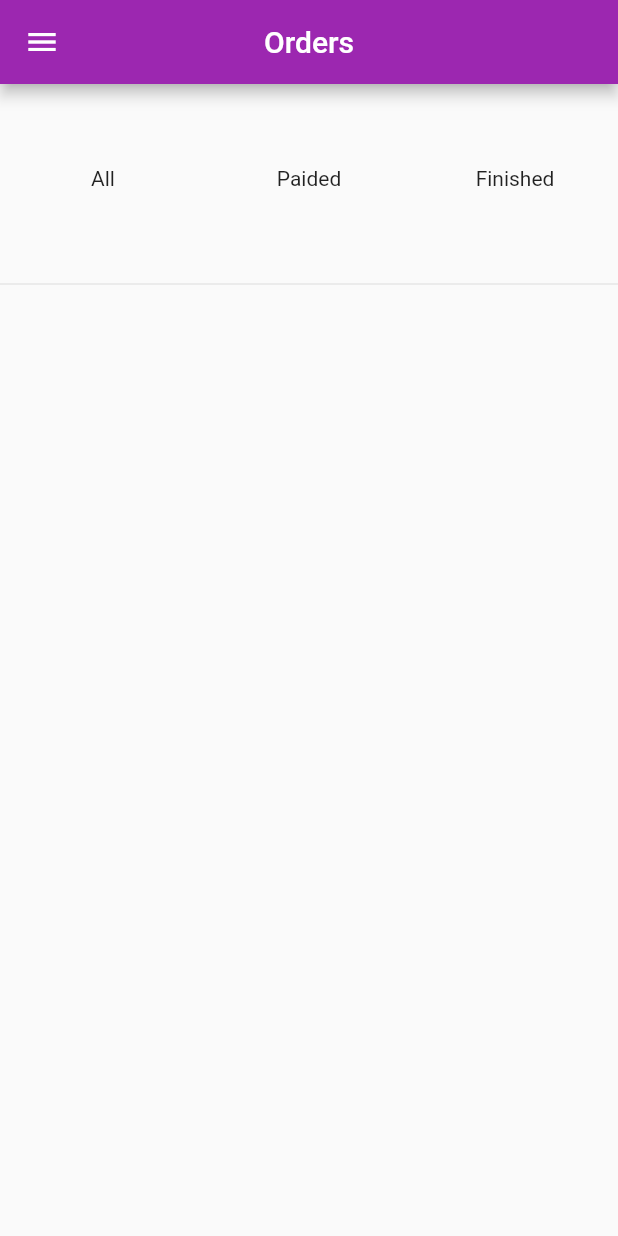
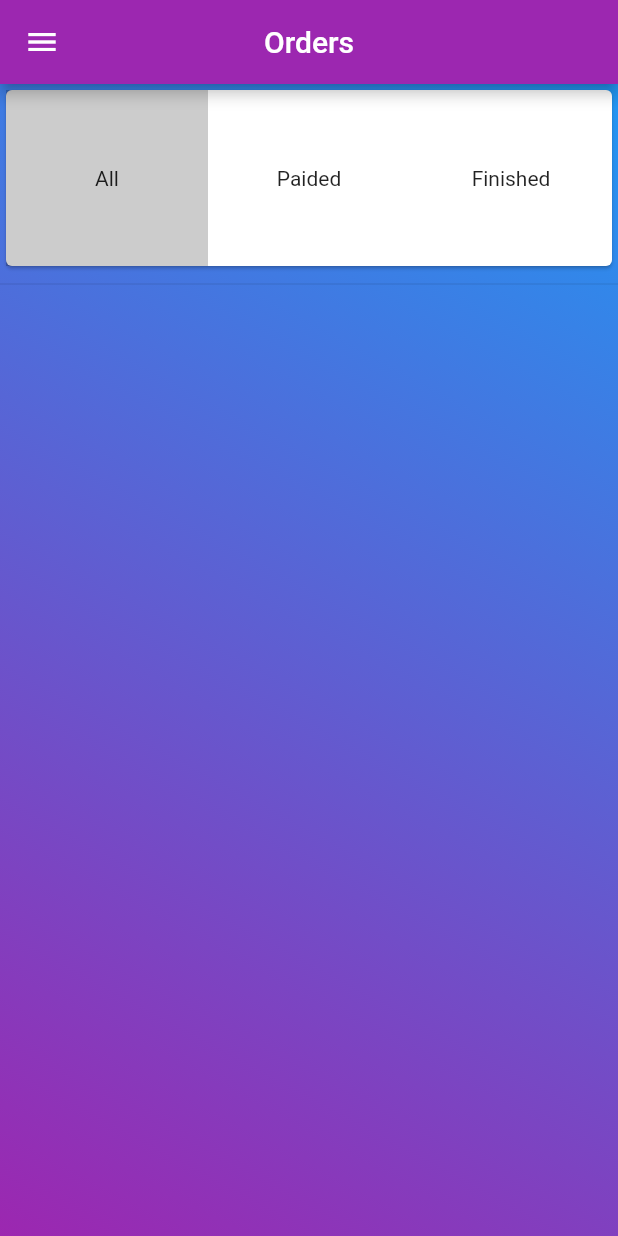
Before and after one commit to Eyzo280/Shop, a Flutter app: the OrdersPage screen opened by its route, on a phone screen of 412 x 824 dp. Run offline on Flutter 3.47's test engine with Material 2 defaults, Android fonts, the phone set to English and light mode, and no system bars; our stand-ins replace cloud_firestore, firebase_auth; accounts and stored records are empty.

Commit message:
ManageProductsPage
Added ManageProductsPage, small edit OrdersPage

```diff
--- a/lib/main.dart
+++ b/lib/main.dart
@@ -3,6 +3,7 @@ import 'package:provider/provider.dart';
 import 'package:shopapp/models/product.dart';
 import 'package:shopapp/models/user.dart';
 import 'package:shopapp/pages/login.dart';
+import 'package:shopapp/pages/manage_products.dart';
 import 'package:shopapp/pages/orders.dart';
 import './providers/orders.dart';
 import 'package:shopapp/pages/shop.dart';
@@ -43,6 +44,7 @@ class MyApp extends StatelessWidget {
           // LoginPage.routeName: (context) => LoginPage(),
           OrdersPage.routeName: (_) => OrdersPage(),
           page.Cart.routeName: (_) => page.Cart(),
+          ManageProducts.routeName: (_) => ManageProducts(),
         },
       );
     }
@@ -61,6 +63,9 @@ class MyApp extends StatelessWidget {
         ChangeNotifierProvider.value(
           value: Orders(),
         ),
+        ChangeNotifierProvider.value(
+          value: Products(),
+        ),
       ],
       child: Consumer<User>(builder: (context, auth, _) {
         return auth != null
--- a/lib/pages/orders.dart
+++ b/lib/pages/orders.dart
@@ -51,10 +51,19 @@ class _OrdersPageState extends State<OrdersPage> {
         centerTitle: true,
       ),
       drawer: DrawerApp(),
-      body: Column(
+      body: Container(
+        decoration: BoxDecoration(
+          gradient: LinearGradient(
+            begin: Alignment.topRight,
+            end: Alignment.bottomLeft,
+            colors: const [Colors.blue, Colors.purple],
+          ),
+        ),
+        child: Column(
           children: <Widget>[
             Flexible(
               fit: FlexFit.tight,
+              child: Card(
                 child: Row(
                   children: <Widget>[
                     Flexible(
@@ -65,8 +74,13 @@ class _OrdersPageState extends State<OrdersPage> {
                             filter = 'All';
                           });
                         },
+                        child: Container(
+                          color: filter == 'All'
+                              ? Color.fromRGBO(0, 0, 0, 0.2)
+                              : Color.fromRGBO(0, 0, 0, 0),
                           child: Center(
                             child: Text('All'),
+                          ),
                         ),
                       ),
                     ),
@@ -81,8 +95,13 @@ class _OrdersPageState extends State<OrdersPage> {
                                 filter = 'Paided';
                               });
                             },
+                            child: Container(
+                              color: filter == 'Paided'
+                              ? Color.fromRGBO(0, 0, 0, 0.3)
+                              : Color.fromRGBO(0, 0, 0, 0),
                               child: Center(
                                 child: Text('Paided'),
+                              ),
                             ),
                           ),
                         ),
@@ -96,12 +115,18 @@ class _OrdersPageState extends State<OrdersPage> {
                             filter = 'Finished';
                           });
                         },
+                        child: Container(
+                          color: filter == 'Finished'
+                              ? Color.fromRGBO(0, 0, 0, 0.3)
+                              : Color.fromRGBO(0, 0, 0, 0),
                           child: Center(
                             child: Text('Finished'),
                           ),
                         ),
                       ),
+                    ),
                   ],
+                ),
               ),
             ),
             Divider(),
@@ -145,6 +170,7 @@ class _OrdersPageState extends State<OrdersPage> {
             ),
           ],
         ),
+      ),
     );
   }
 }
--- a/lib/widgets/drawer.dart
+++ b/lib/widgets/drawer.dart
@@ -83,7 +83,9 @@ class DrawerApp extends StatelessWidget {
               ),
               const Divider(),
               FlatButton(
-                onPressed: () {},
+                onPressed: () {
+                  Navigator.pushReplacementNamed(context, '/ManageProducts');
+                },
                 child: ListTile(
                   leading: Icon(
                     Icons.edit,
--- a/lib/widgets/order.dart
+++ b/lib/widgets/order.dart
@@ -26,7 +26,8 @@ class _OrderState extends State<Order> {
         .toList()[0];
     List<ProductFromOrder> products =
         Provider.of<Orders>(context).productsFormOrder[widget.orderUid];
-    return Column(
+    return Card(
+      child: Column(
         children: <Widget>[
           ListTile(
             onTap: () {
@@ -83,6 +84,7 @@ class _OrderState extends State<Order> {
                   ),
                 )
         ],
+      ),
     );
   }
 }
```
Also changed, not shown: lib/pages/edit_product.dart (added, +14 -0 lines), lib/pages/manage_products.dart (added, +60 -0 lines), lib/providers/products.dart (+33 -1 lines), lib/widgets/myProduct.dart (added, +93 -0 lines). Lines whose indentation alone changed are shown as unchanged.
